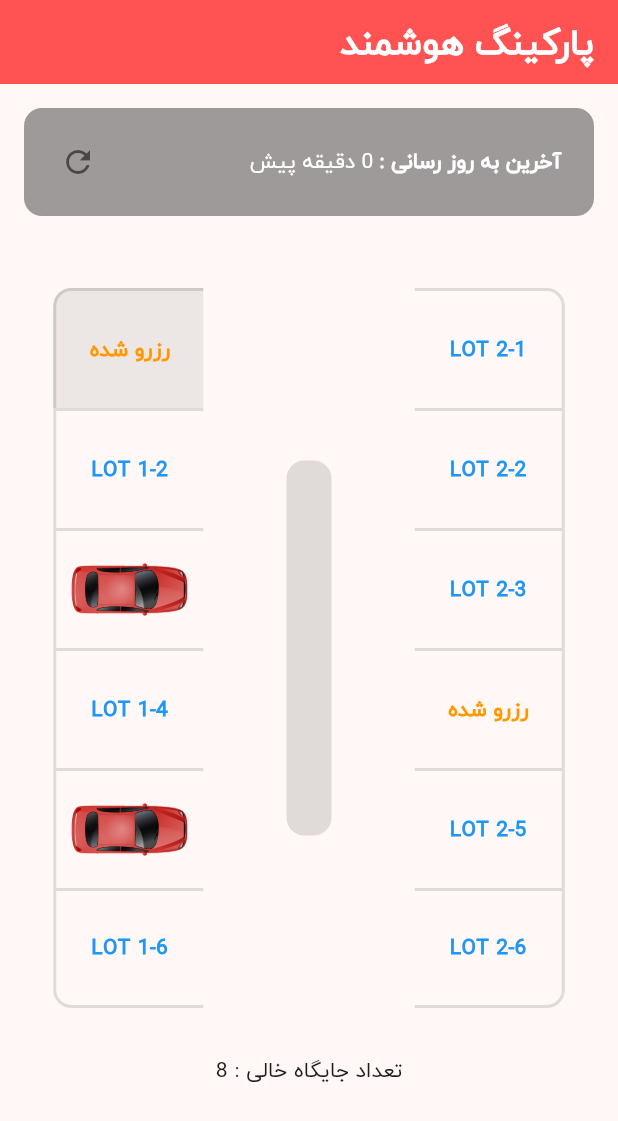
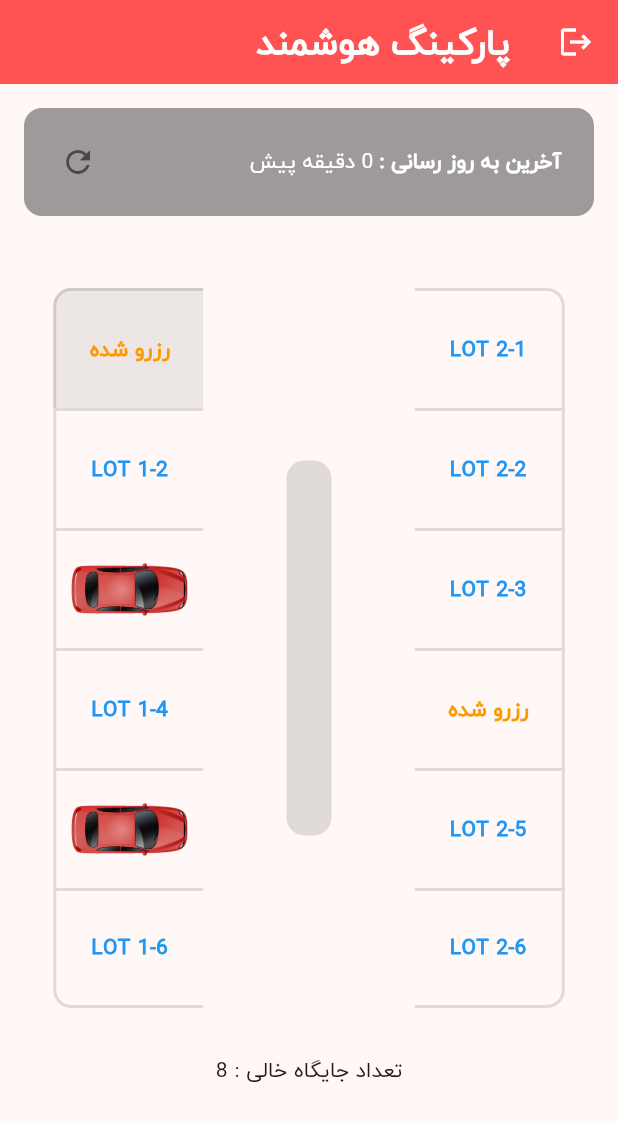
Before and after one commit to baharehkeivani/smart_parking, a Flutter app: the MainScreen screen opened by its route, after a tap on the "refresh" icon, on a phone screen of 412 x 824 dp. Shown: the top 1121 px of the screen. Run offline on Flutter 3.47's test engine with Material 3 defaults, Android fonts, the phone set to English and light mode, and no system bars; our stand-ins replace flutter_bloc, form_field_validator, go_router, hive; missing offline and left inert: time_duration_picker; accounts and stored records are empty.

Commit message:
added logout

```diff
--- a/lib/logic/data/main_screen_state.dart
+++ b/lib/logic/data/main_screen_state.dart
@@ -7,3 +7,5 @@ class InitialState extends MainScreenState {}
 class UpdateSuccessState extends MainScreenState {}
 
 class UpdateNowState extends MainScreenState {}
+
+class LogoutState extends MainScreenState {}
--- a/lib/ui/screen/main_screen.dart
+++ b/lib/ui/screen/main_screen.dart
@@ -44,6 +44,13 @@ class _MainScreenState extends State<MainScreen> {
               fontWeight: FontWeight.bold,
             ),
           ),
+          leading: IconButton(
+            icon: const Icon(
+              Icons.logout,
+              color: Colors.white,
+            ),
+            onPressed: context.read<MainScreenCubit>().logout,
+          ),
         ),
         body: BlocConsumer<MainScreenCubit, MainScreenState>(
             listener: (context, state) {
@@ -53,6 +60,9 @@ class _MainScreenState extends State<MainScreen> {
           }
           if (state is UpdateNowState) {
             now = DateTime.now();
+          }
+          if (state is LogoutState) {
+            context.pushReplacement('/');
           }
         }, builder: (context, state) {
           return SingleChildScrollView(
@@ -164,7 +174,7 @@ class _MainScreenState extends State<MainScreen> {
         return GestureDetector(
           onTap: () {
             if (lot.x == Constants.instance.userModel?.carSpace?.x &&
-                    lot.y == Constants.instance.userModel?.carSpace?.y) {
+                lot.y == Constants.instance.userModel?.carSpace?.y) {
               showDialog(
                   context: context,
                   builder: (dialogContext) => AlertDialog(
@@ -191,15 +201,14 @@ class _MainScreenState extends State<MainScreen> {
                           )
                         ],
                       ));
-            }
-            else if (lot.status == LotStatus.free) {
+            } else if (lot.status == LotStatus.free) {
               showModalBottomSheet(
                   context: context,
                   showDragHandle: true,
                   builder: (context) => BlocProvider(
-                    create: (context) => ReserveCubit(),
-                    child: const ReserveModal(),
-                  ));
+                        create: (context) => ReserveCubit(),
+                        child: const ReserveModal(),
+                      ));
             }
           },
           child: Container(
```
Also changed, not shown: lib/logic/data/main_screen_cubit.dart (+8 -0 lines).
